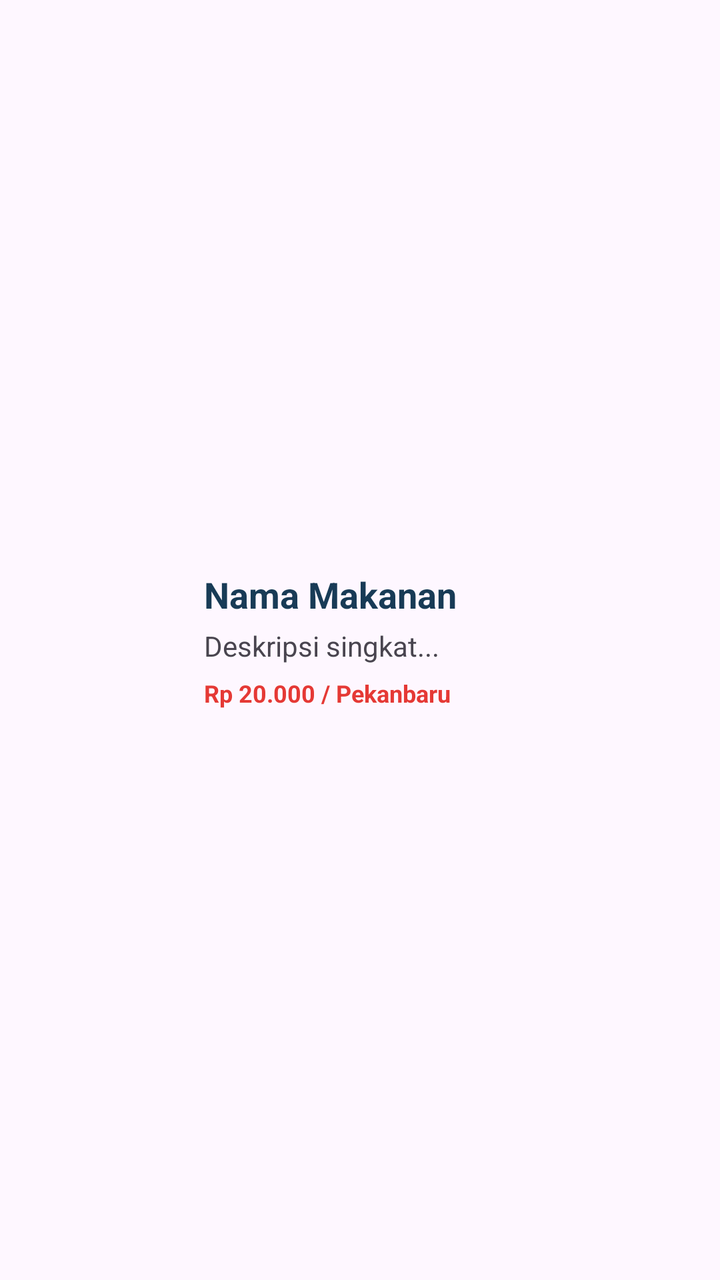
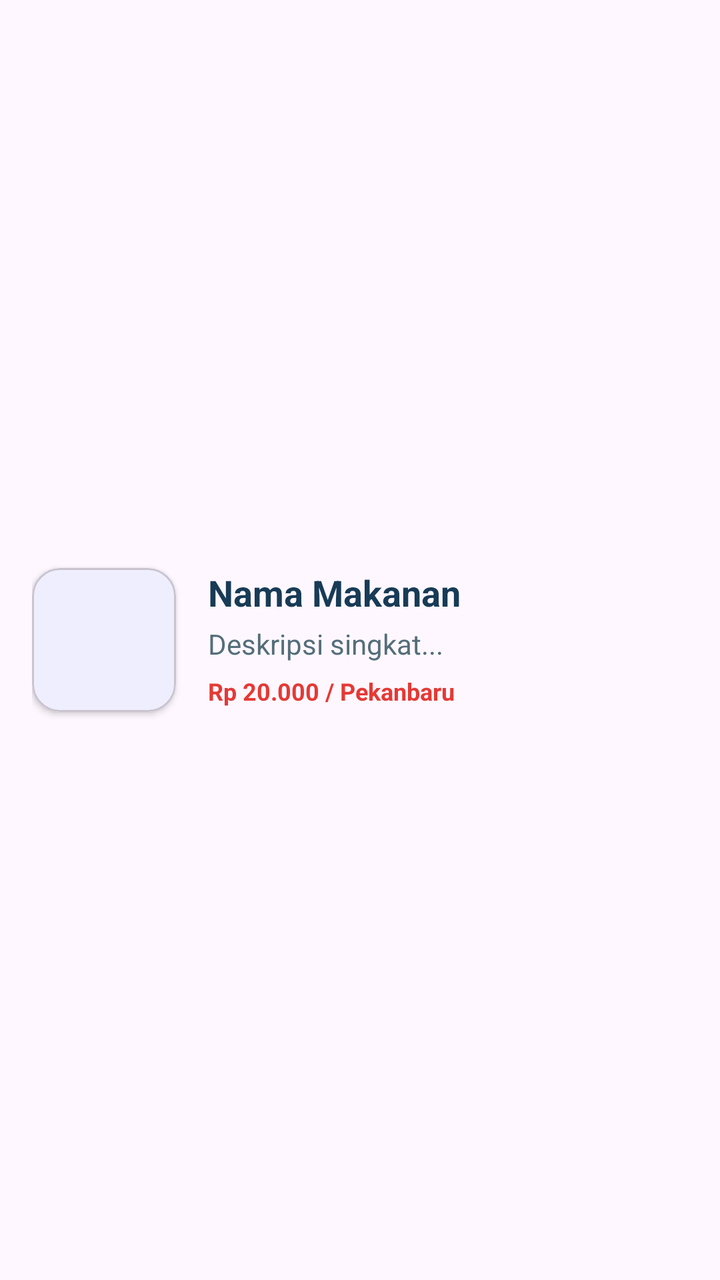

The first picture is an Android layout as it rendered before a commit; the second is the same layout after the commit. The layout source and the unified diff follow.
<!-- AndroidManifest.xml: application theme Theme.Elenfransiska_3tib -->
<!-- res/layout/item_kuliner.xml -->
<?xml version="1.0" encoding="utf-8"?>
<androidx.constraintlayout.widget.ConstraintLayout
    xmlns:android="http://schemas.android.com/apk/res/android"
    xmlns:app="http://schemas.android.com/apk/res-auto"
    android:layout_width="match_parent"
    android:layout_height="wrap_content"
    android:padding="16dp">

    <ImageView
        android:id="@+id/foodImg"
        android:layout_width="70dp"
        android:layout_height="70dp"
        android:contentDescription="@string/app_name"
        android:scaleType="centerCrop"
        app:layout_constraintStart_toStartOf="parent"
        app:layout_constraintTop_toTopOf="parent"
        app:layout_constraintBottom_toBottomOf="parent"/>

    <TextView
        android:id="@+id/textFoodName"
        android:layout_width="0dp"
        android:layout_height="wrap_content"
        android:layout_marginStart="16dp"
        android:text="Nama Makanan"
        android:textSize="18sp"
        android:textColor="#183B56"
        android:textStyle="bold"
        app:layout_constraintStart_toEndOf="@+id/foodImg"
        app:layout_constraintTop_toTopOf="@+id/foodImg"
        app:layout_constraintEnd_toEndOf="parent" />

    <TextView
        android:id="@+id/textDescription"
        android:layout_width="0dp"
        android:layout_height="wrap_content"
        android:layout_marginStart="16dp"
        android:layout_marginTop="4dp"
        android:text="Deskripsi singkat..."
        android:textSize="14sp"
        android:maxLines="2"
        android:ellipsize="end"
        app:layout_constraintEnd_toEndOf="parent"
        app:layout_constraintStart_toEndOf="@+id/foodImg"
        app:layout_constraintTop_toBottomOf="@+id/textFoodName" />

    <TextView
        android:id="@+id/textPriceLoc"
        android:layout_width="wrap_content"
        android:layout_height="wrap_content"
        android:layout_marginTop="6dp"
        android:text="Rp 20.000 / Pekanbaru"
        android:textSize="12sp"
        android:textColor="#E53935"
        android:textStyle="bold"
        app:layout_constraintStart_toStartOf="@+id/textDescription"
        app:layout_constraintTop_toBottomOf="@+id/textDescription" />

</androidx.constraintlayout.widget.ConstraintLayout>
<!-- resources referenced by this layout -->
<resources>
  <string name="app_name">elenfransiska_3tib</string>
  <style name="Theme.Elenfransiska_3tib" parent="Base.Theme.Elenfransiska_3tib" />
  <style name="Base.Theme.Elenfransiska_3tib" parent="Theme.Material3.DayNight.NoActionBar">
          
          
      </style>
</resources>

<!-- the commit's change to res/layout/item_kuliner.xml (unified diff, before → after) -->
@@ -6,15 +6,23 @@
     android:layout_height="wrap_content"
     android:padding="16dp">
 
-    <ImageView
-        android:id="@+id/foodImg"
-        android:layout_width="70dp"
-        android:layout_height="70dp"
-        android:contentDescription="@string/app_name"
-        android:scaleType="centerCrop"
+    <com.google.android.material.card.MaterialCardView
+        android:id="@+id/cardFoodImg"
+        android:layout_width="72dp"
+        android:layout_height="72dp"
+        app:cardCornerRadius="14dp"
+        app:cardElevation="2dp"
         app:layout_constraintStart_toStartOf="parent"
         app:layout_constraintTop_toTopOf="parent"
-        app:layout_constraintBottom_toBottomOf="parent"/>
+        app:layout_constraintBottom_toBottomOf="parent">
+
+        <ImageView
+            android:id="@+id/foodImg"
+            android:layout_width="match_parent"
+            android:layout_height="match_parent"
+            android:contentDescription="@string/app_name"
+            android:scaleType="centerCrop" />
+    </com.google.android.material.card.MaterialCardView>
 
     <TextView
         android:id="@+id/textFoodName"
@@ -25,8 +33,8 @@
         android:textSize="18sp"
         android:textColor="#183B56"
         android:textStyle="bold"
-        app:layout_constraintStart_toEndOf="@+id/foodImg"
-        app:layout_constraintTop_toTopOf="@+id/foodImg"
+        app:layout_constraintStart_toEndOf="@+id/cardFoodImg"
+        app:layout_constraintTop_toTopOf="@+id/cardFoodImg"
         app:layout_constraintEnd_toEndOf="parent" />
 
     <TextView
@@ -37,10 +45,11 @@
         android:layout_marginTop="4dp"
         android:text="Deskripsi singkat..."
         android:textSize="14sp"
+        android:textColor="#546E7A"
         android:maxLines="2"
         android:ellipsize="end"
         app:layout_constraintEnd_toEndOf="parent"
-        app:layout_constraintStart_toEndOf="@+id/foodImg"
+        app:layout_constraintStart_toEndOf="@+id/cardFoodImg"
         app:layout_constraintTop_toBottomOf="@+id/textFoodName" />
 
     <TextView
<!-- resource entries referenced after the edit -->
@@ -3,8 +3,9 @@
   <string name="app_name">elenfransiska_3tib</string>
   <style name="Theme.Elenfransiska_3tib" parent="Base.Theme.Elenfransiska_3tib" />
   <style name="Base.Theme.Elenfransiska_3tib" parent="Theme.Material3.DayNight.NoActionBar">
-          
-          
+          <item name="colorPrimary">#2D7FF9</item>
+          <item name="colorPrimaryVariant">#1565C0</item>
+          <item name="colorSecondary">#2ABF88</item>
       </style>
 </resources>
 
